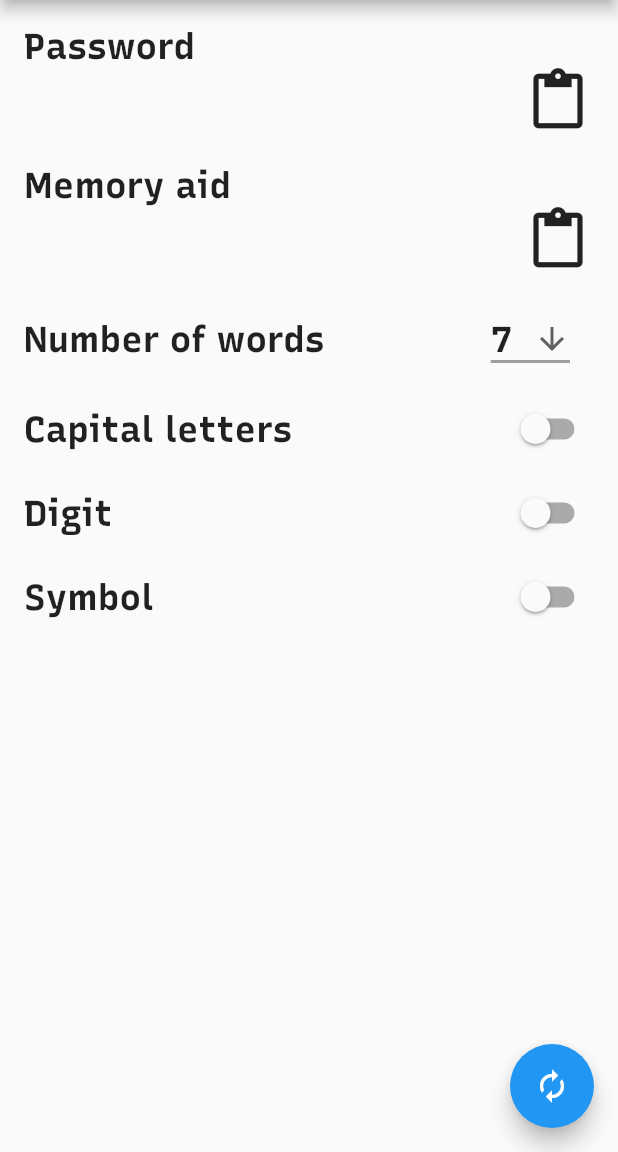
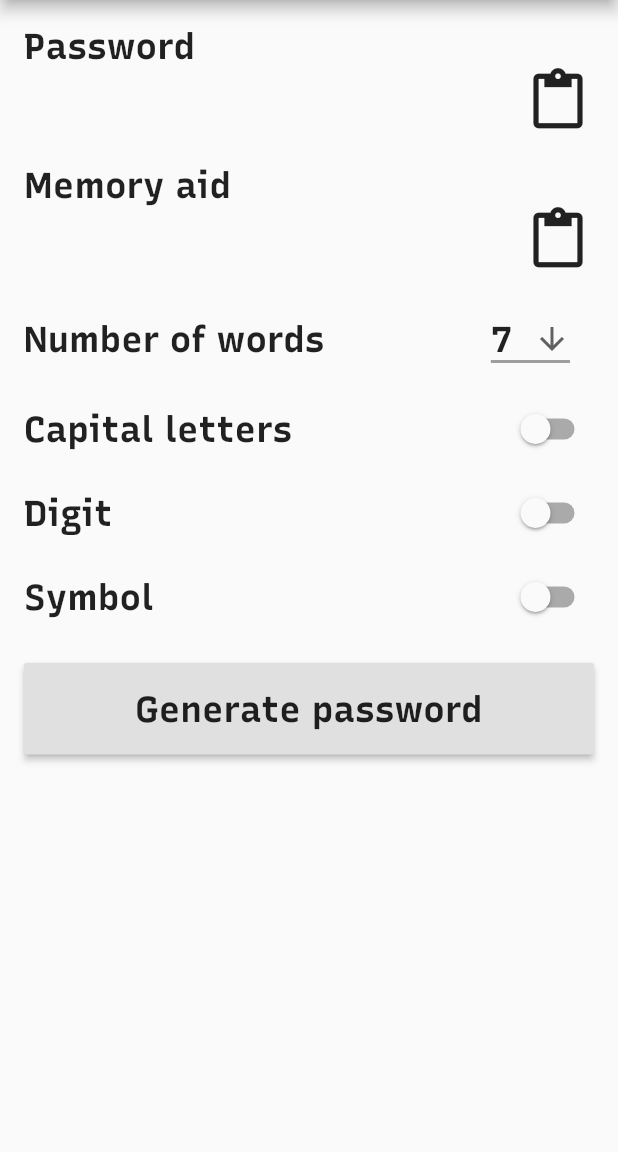
Before and after one commit to asimihsan/ezmempass, a Flutter app: the screen it shows after launch, on a phone screen of 412 x 824 dp, the part 84-1236 px from its top. Run offline on Flutter 3.47's test engine with Material 2 defaults, Android fonts, the light colour scheme and no system bars; our stand-ins replace flutter_markdown, share, shared_preferences.

Commit message:
UX - replace floating button with flat button
This commit replaces the Material standard floating button with a more
generic big flat button at the bottom.

resolves gh-1

```diff
--- a/flutter_app/lib/main.dart
+++ b/flutter_app/lib/main.dart
@@ -278,7 +278,7 @@ class _MyHomePageState extends State<MyHomePage> {
     // ------------------------------------------------------------------------
     //  Add capital letter switch
     // ------------------------------------------------------------------------
-    final Widget capitalLetterSwitch = MultiPlatformSwitchListTile(
+    final Widget capitalLetterSwitch = SwitchListTile(
         title: Text('Capital letters',
             style:
                 Theme.of(context).textTheme.headline.copyWith(fontFamily: 'RecursiveSansLinear')),
@@ -298,7 +298,7 @@ class _MyHomePageState extends State<MyHomePage> {
     //  Add digit switch
     // ------------------------------------------------------------------------
 
-    final Widget digitSwitch = MultiPlatformSwitchListTile(
+    final Widget digitSwitch = SwitchListTile(
         title: Text('Digit',
             style:
                 Theme.of(context).textTheme.headline.copyWith(fontFamily: 'RecursiveSansLinear')),
@@ -317,7 +317,7 @@ class _MyHomePageState extends State<MyHomePage> {
     // ------------------------------------------------------------------------
     //  Add symbol
     // ------------------------------------------------------------------------
-    final Widget symbolSwitch = MultiPlatformSwitchListTile(
+    final Widget symbolSwitch = SwitchListTile(
         title: Text('Symbol',
             style:
                 Theme.of(context).textTheme.headline.copyWith(fontFamily: 'RecursiveSansLinear')),
@@ -331,6 +331,19 @@ class _MyHomePageState extends State<MyHomePage> {
         });
     final Widget symbolContainer =
         Container(padding: const EdgeInsets.fromLTRB(0, 0, 0, 0), child: symbolSwitch);
+    // ------------------------------------------------------------------------
+
+    // ------------------------------------------------------------------------
+    //  Add button
+    // ------------------------------------------------------------------------
+    final Widget button = new RaisedButton(
+      padding: const EdgeInsets.all(16.0),
+      onPressed: _generatePassphrase,
+      child: new Text("Generate password",
+          style: Theme.of(context).textTheme.headline.copyWith(fontFamily: 'RecursiveSansLinear')),
+      key: Key('generate'),
+    );
+    final Widget buttonContainer = Container(padding: const EdgeInsets.all(16), child: button);
     // ------------------------------------------------------------------------
 
     return Scaffold(
@@ -355,13 +368,8 @@ class _MyHomePageState extends State<MyHomePage> {
           capitalLetterContainer,
           digitContainer,
           symbolContainer,
+          buttonContainer,
         ],
-      ),
-      floatingActionButton: FloatingActionButton(
-        onPressed: _generatePassphrase,
-        tooltip: 'Generate',
-        child: Icon(Icons.autorenew),
-        key: Key('generate'),
       ),
     );
   }
```
